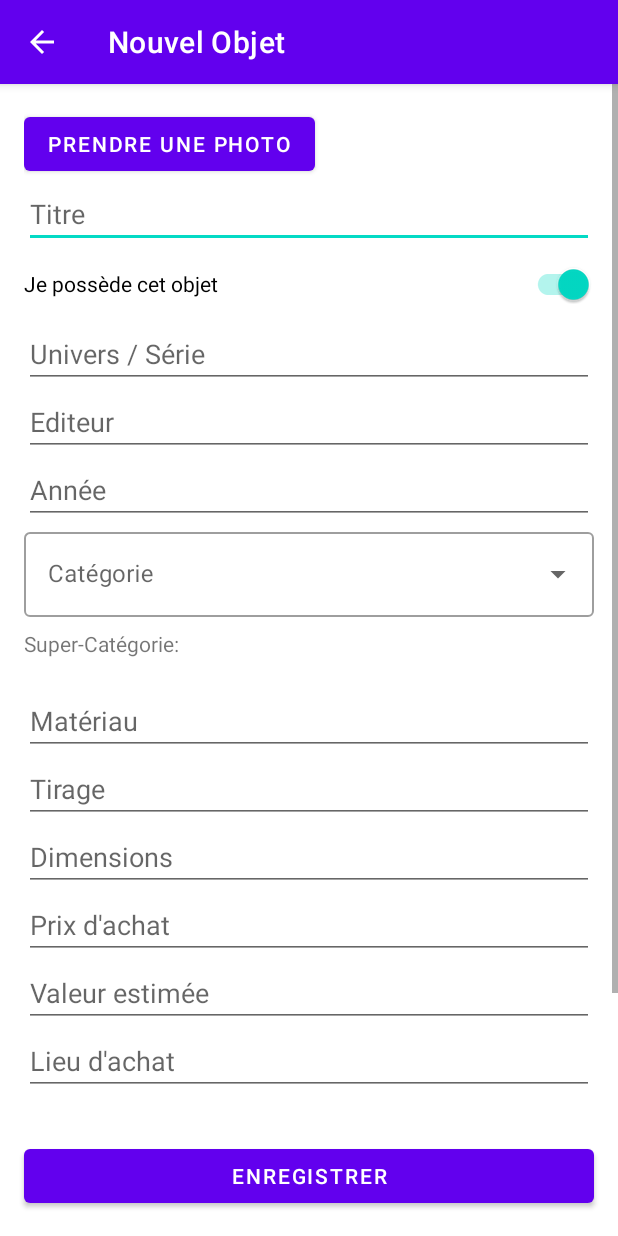
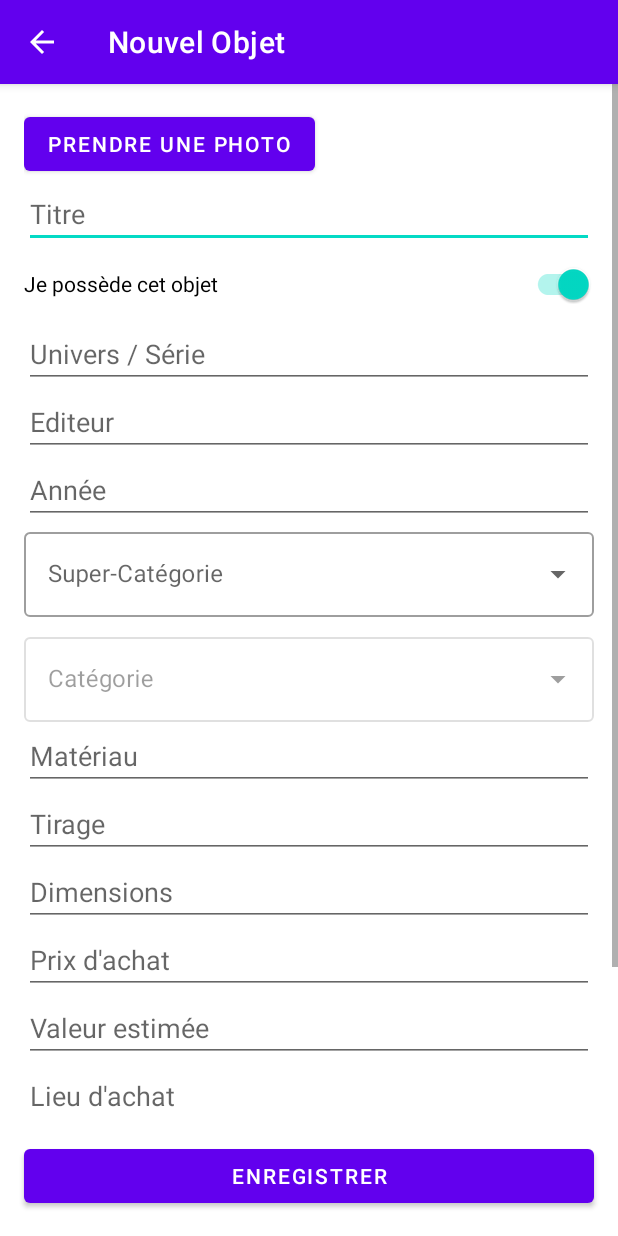
Before and after one commit to brunolambinbd-hue/chiefinventory, an Android app: the EditItemActivity screen opened directly, with no data from a screen before it, on a phone screen of 412 x 824 dp. Run offline under Robolectric (Android 15) with nearby library versions, the phone set to English and light mode, and no system bars.

Commit message:
feat: Ajout des catégories en cascade et préparation de l'import CSV

```diff
--- a/app/src/main/java/com/example/parabdcollector/ui/EditItemActivity.kt
+++ b/app/src/main/java/com/example/parabdcollector/ui/EditItemActivity.kt
@@ -65,17 +65,7 @@ class EditItemActivity : AppCompatActivity() {
         setSupportActionBar(binding.toolbar)
         supportActionBar?.setDisplayHomeAsUpEnabled(true)
 
-        // Configuration du menu déroulant pour la catégorie
-        val categories = resources.getStringArray(R.array.categories_array)
-        val adapter = ArrayAdapter(this, android.R.layout.simple_list_item_1, categories)
-        binding.actvCategory.setAdapter(adapter)
-
-        // Mise à jour de la super-catégorie quand une catégorie est choisie
-        binding.actvCategory.setOnItemClickListener { parent, _, position, _ ->
-            val selectedCategory = parent.getItemAtPosition(position) as String
-            val superCategory = CategoryMapper.getSuperCategory(selectedCategory)
-            binding.tvSuperCategoryValue.text = superCategory ?: ""
-        }
+        setupCategorySpinners()
 
         currentItemId = intent.getLongExtra("itemId", 0)
 
@@ -110,6 +100,28 @@ class EditItemActivity : AppCompatActivity() {
         }
     }
 
+    private fun setupCategorySpinners() {
+        // Remplir le spinner des super-catégories
+        val superCategories = CategoryMapper.getSuperCategories()
+        val superCategoryAdapter = ArrayAdapter(this, android.R.layout.simple_list_item_1, superCategories)
+        binding.actvSuperCategory.setAdapter(superCategoryAdapter)
+
+        // Le spinner des catégories est désactivé au début
+        binding.categoryLayout.isEnabled = false
+
+        // Écouteur pour le spinner des super-catégories
+        binding.actvSuperCategory.setOnItemClickListener { parent, _, position, _ ->
+            val selectedSuperCategory = parent.getItemAtPosition(position) as String
+            val categories = CategoryMapper.getCategoriesFor(selectedSuperCategory)
+            val categoryAdapter = ArrayAdapter(this, android.R.layout.simple_list_item_1, categories)
+            binding.actvCategory.setAdapter(categoryAdapter)
+
+            // Activer le deuxième spinner et vider son contenu
+            binding.categoryLayout.isEnabled = true
+            binding.actvCategory.text = null
+        }
+    }
+
     private fun getTmpFileUri(): Uri {
         val tmpFile = File.createTempFile("tmp_image_file", ".png", cacheDir).apply {
             createNewFile()
@@ -124,8 +136,17 @@ class EditItemActivity : AppCompatActivity() {
         binding.etUniverse.setText(item.univers)
         binding.etEditeur.setText(item.editeur)
         binding.etAnnee.setText(item.annee?.toString())
+
+        // Pré-remplir les spinners de catégories
+        binding.actvSuperCategory.setText(item.superCategorie, false)
+        if (!item.superCategorie.isNullOrBlank()) {
+            val categories = CategoryMapper.getCategoriesFor(item.superCategorie)
+            val categoryAdapter = ArrayAdapter(this, android.R.layout.simple_list_item_1, categories)
+            binding.actvCategory.setAdapter(categoryAdapter)
+            binding.categoryLayout.isEnabled = true
+        }
         binding.actvCategory.setText(item.categorie, false)
-        binding.tvSuperCategoryValue.text = item.superCategorie ?: ""
+
         binding.etMateriau.setText(item.materiau)
         binding.etTirage.setText(item.tirage)
         binding.etDimensions.setText(item.dimensions)
@@ -153,10 +174,11 @@ class EditItemActivity : AppCompatActivity() {
             return
         }
 
+        val superCategory = binding.actvSuperCategory.text.toString().takeIf { it.isNotBlank() }
         val category = binding.actvCategory.text.toString().takeIf { it.isNotBlank() }
-        val superCategory = category?.let { CategoryMapper.getSuperCategory(it) }
 
         val item = CollectionItem(
+            remoteId = null, // L'ID distant sera géré par l'import
             id = currentItemId,
             titre = title,
             isPossessed = binding.switchPossessed.isChecked,
--- a/app/src/main/java/com/example/parabdcollector/utils/CategoryMapper.kt
+++ b/app/src/main/java/com/example/parabdcollector/utils/CategoryMapper.kt
@@ -40,4 +40,12 @@ object CategoryMapper {
     fun getSuperCategory(category: String): String? {
         return categoryMap[category]
     }
+
+    fun getSuperCategories(): List<String> {
+        return categoryMap.values.distinct().sorted()
+    }
+
+    fun getCategoriesFor(superCategory: String): List<String> {
+        return categoryMap.filterValues { it == superCategory }.keys.sorted()
+    }
 }
--- a/app/src/main/res/layout/activity_edit_item.xml
+++ b/app/src/main/res/layout/activity_edit_item.xml
@@ -95,8 +95,25 @@
                 tools:ignore="Autofill" />
 
             <com.google.android.material.textfield.TextInputLayout
+                android:id="@+id/super_category_layout"
                 android:layout_width="match_parent"
                 android:layout_height="wrap_content"
+                style="@style/Widget.MaterialComponents.TextInputLayout.OutlinedBox.ExposedDropdownMenu">
+
+                <AutoCompleteTextView
+                    android:id="@+id/actv_super_category"
+                    android:layout_width="match_parent"
+                    android:layout_height="wrap_content"
+                    android:hint="Super-Catégorie"
+                    android:inputType="none"/>
+
+            </com.google.android.material.textfield.TextInputLayout>
+
+            <com.google.android.material.textfield.TextInputLayout
+                android:id="@+id/category_layout"
+                android:layout_width="match_parent"
+                android:layout_height="wrap_content"
+                android:layout_marginTop="8dp"
                 style="@style/Widget.MaterialComponents.TextInputLayout.OutlinedBox.ExposedDropdownMenu">
 
                 <AutoCompleteTextView
@@ -107,19 +124,6 @@
                     android:inputType="none"/>
 
             </com.google.android.material.textfield.TextInputLayout>
-
-            <TextView
-                android:id="@+id/tv_super_category_label"
-                android:layout_width="wrap_content"
-                android:layout_height="wrap_content"
-                android:layout_marginTop="8dp"
-                android:text="@string/item_super_category_label"/>
-
-            <TextView
-                android:id="@+id/tv_super_category_value"
-                android:layout_width="wrap_content"
-                android:layout_height="wrap_content"
-                android:textStyle="bold"/>
 
             <EditText
                 android:id="@+id/etMateriau"
--- a/app/src/main/res/layout/activity_full_screen_image.xml
+++ b/app/src/main/res/layout/activity_full_screen_image.xml
@@ -16,7 +16,11 @@
         android:layout_height="match_parent"
         android:layout_below="@+id/toolbar"
         android:contentDescription="@string/item_image_preview_description"
-        android:padding="8dp"
+        android:paddingStart="8dp"
+        android:paddingTop="8dp"
+        android:paddingEnd="8dp"
+        android:paddingBottom="150dp"
+        android:clipToPadding="false"
         android:scaleType="fitCenter" />
 
     <ScrollView
```
Also changed, not shown: app/src/main/java/com/example/parabdcollector/ui/FullScreenImageActivity.kt (+16 -9 lines).
